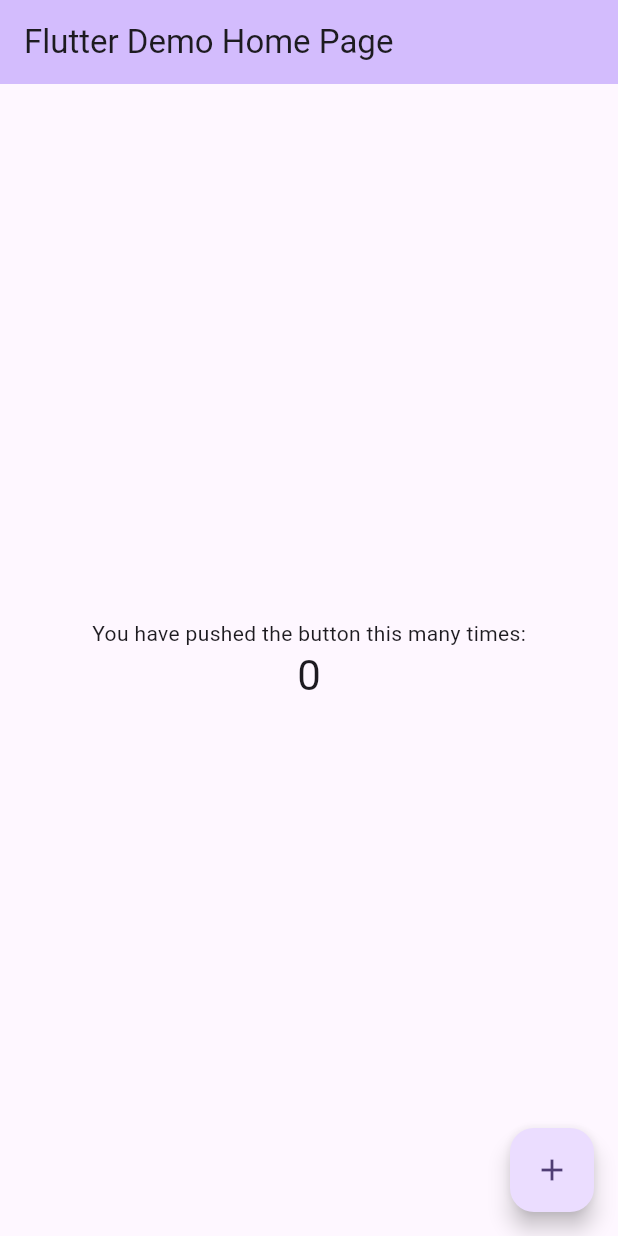
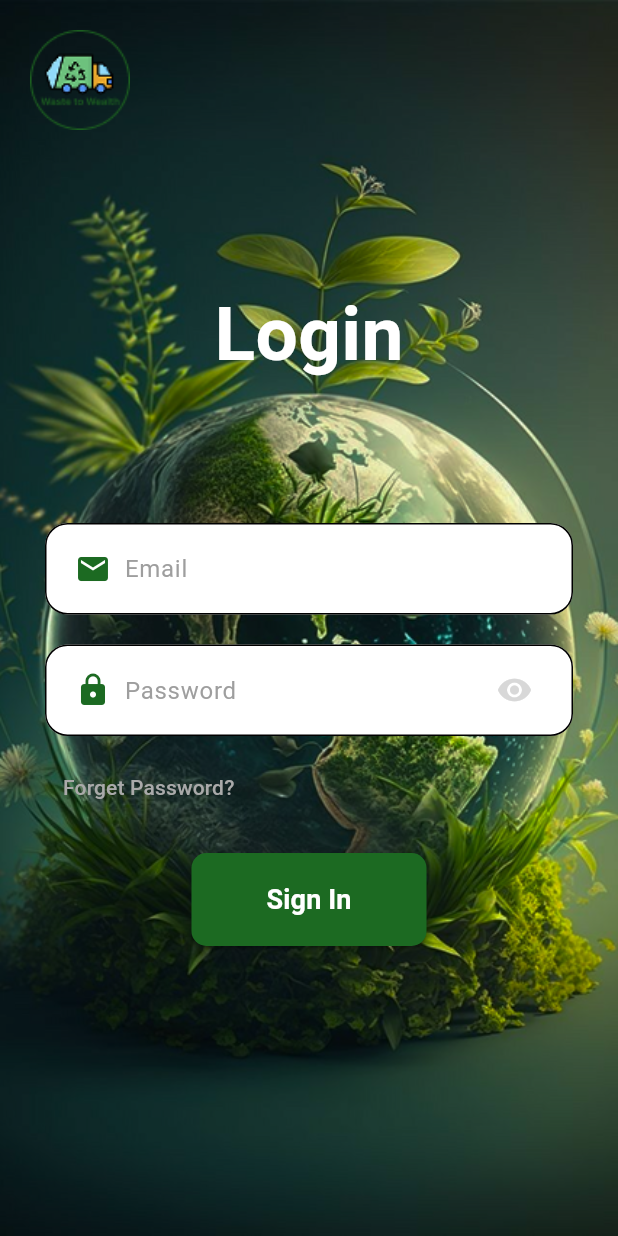
Before and after one commit to mararika69/Bin-Band-Project, a Flutter app: the screen it shows after launch, on a phone screen of 412 x 824 dp. Run offline on Flutter 3.47's test engine with Material 3 defaults, Android fonts, the phone set to English and light mode, and no system bars.

Commit message:
login screen

```diff
--- a/lib/main.dart
+++ b/lib/main.dart
@@ -1,3 +1,4 @@
+import 'package:bin_band_group/screens/login_screen.dart';
 import 'package:flutter/material.dart';
 
 void main() {
@@ -11,112 +12,12 @@ class MyApp extends StatelessWidget {
   @override
   Widget build(BuildContext context) {
     return MaterialApp(
+      debugShowCheckedModeBanner: false,
       title: 'Flutter Demo',
       theme: ThemeData(
-        // This is the theme of your application.
-        //
-        // TRY THIS: Try running your application with "flutter run". You'll see
-        // the application has a purple toolbar. Then, without quitting the app,
-        // try changing the seedColor in the colorScheme below to Colors.green
-        // and then invoke "hot reload" (save your changes or press the "hot
-        // reload" button in a Flutter-supported IDE, or press "r" if you used
-        // the command line to start the app).
-        //
-        // Notice that the counter didn't reset back to zero; the application
-        // state is not lost during the reload. To reset the state, use hot
-        // restart instead.
-        //
-        // This works for code too, not just values: Most code changes can be
-        // tested with just a hot reload.
         colorScheme: ColorScheme.fromSeed(seedColor: Colors.deepPurple),
       ),
-      home: const MyHomePage(title: 'Flutter Demo Home Page'),
+      home: LoginScreen(),
     );
   }
 }
-
-class MyHomePage extends StatefulWidget {
-  const MyHomePage({super.key, required this.title});
-
-  // This widget is the home page of your application. It is stateful, meaning
-  // that it has a State object (defined below) that contains fields that affect
-  // how it looks.
-
-  // This class is the configuration for the state. It holds the values (in this
-  // case the title) provided by the parent (in this case the App widget) and
-  // used by the build method of the State. Fields in a Widget subclass are
-  // always marked "final".
-
-  final String title;
-
-  @override
-  State<MyHomePage> createState() => _MyHomePageState();
-}
-
-class _MyHomePageState extends State<MyHomePage> {
-  int _counter = 0;
-
-  void _incrementCounter() {
-    setState(() {
-      // This call to setState tells the Flutter framework that something has
-      // changed in this State, which causes it to rerun the build method below
-      // so that the display can reflect the updated values. If we changed
-      // _counter without calling setState(), then the build method would not be
-      // called again, and so nothing would appear to happen.
-      _counter++;
-    });
-  }
-
-  @override
-  Widget build(BuildContext context) {
-    // This method is rerun every time setState is called, for instance as done
-    // by the _incrementCounter method above.
-    //
-    // The Flutter framework has been optimized to make rerunning build methods
-    // fast, so that you can just rebuild anything that needs updating rather
-    // than having to individually change instances of widgets.
-    return Scaffold(
-      appBar: AppBar(
-        // TRY THIS: Try changing the color here to a specific color (to
-        // Colors.amber, perhaps?) and trigger a hot reload to see the AppBar
-        // change color while the other colors stay the same.
-        backgroundColor: Theme.of(context).colorScheme.inversePrimary,
-        // Here we take the value from the MyHomePage object that was created by
-        // the App.build method, and use it to set our appbar title.
-        title: Text(widget.title),
-      ),
-      body: Center(
-        // Center is a layout widget. It takes a single child and positions it
-        // in the middle of the parent.
-        child: Column(
-          // Column is also a layout widget. It takes a list of children and
-          // arranges them vertically. By default, it sizes itself to fit its
-          // children horizontally, and tries to be as tall as its parent.
-          //
-          // Column has various properties to control how it sizes itself and
-          // how it positions its children. Here we use mainAxisAlignment to
-          // center the children vertically; the main axis here is the vertical
-          // axis because Columns are vertical (the cross axis would be
-          // horizontal).
-          //
-          // TRY THIS: Invoke "debug painting" (choose the "Toggle Debug Paint"
-          // action in the IDE, or press "p" in the console), to see the
-          // wireframe for each widget.
-          mainAxisAlignment: MainAxisAlignment.center,
-          children: <Widget>[
-            const Text('You have pushed the button this many times:'),
-            Text(
-              '$_counter',
-              style: Theme.of(context).textTheme.headlineMedium,
-            ),
-          ],
-        ),
-      ),
-      floatingActionButton: FloatingActionButton(
-        onPressed: _incrementCounter,
-        tooltip: 'Increment',
-        child: const Icon(Icons.add),
-      ), // This trailing comma makes auto-formatting nicer for build methods.
-    );
-  }
-}
--- /dev/null
+++ b/lib/screens/login_screen.dart
@@ -0,0 +1,236 @@
+import 'package:flutter/material.dart';
+
+class LoginScreen extends StatefulWidget {
+  const LoginScreen({super.key});
+
+  @override
+  State<LoginScreen> createState() => _LoginScreenState();
+}
+
+class _LoginScreenState extends State<LoginScreen> {
+  bool _obscureText = true;
+
+  @override
+  Widget build(BuildContext context) {
+    return Scaffold(
+      body: Container(
+        width: double.infinity,
+        height: double.infinity,
+        decoration: BoxDecoration(
+          image: DecorationImage(
+            image: AssetImage(
+              'assets/images/bgImage.png',
+            ), // Background image path
+            fit: BoxFit.cover,
+          ),
+        ),
+        child: SingleChildScrollView(
+          // padding: const EdgeInsets.symmetric(horizontal: 20, vertical: 60),
+          child: Column(
+            crossAxisAlignment: CrossAxisAlignment.start,
+            children: [
+              // Logo Container
+              Container(
+                // margin: const EdgeInsets.only(top: 10),
+                padding: const EdgeInsets.all(20),
+                decoration: BoxDecoration(
+                  shape: BoxShape.circle,
+                  // color: Colors.white.withOpacity(0.8),
+                ),
+                child: Image.asset(
+                  'assets/icons/logo.png', // Your logo image path
+                  // width: 100,
+                  // height: 100,
+                  scale: 0.9,
+                ),
+              ),
+              const SizedBox(height: 50),
+
+              // Form Container
+              Container(
+                padding: const EdgeInsets.all(30),
+                decoration: BoxDecoration(
+                  // color: Colors.white.withOpacity(0.8),
+                  borderRadius: BorderRadius.circular(15),
+                ),
+                child: Column(
+                  children: [
+                    // Login Text
+                    const Text(
+                      'Login',
+                      style: TextStyle(
+                        fontSize: 50,
+                        color: Color.fromARGB(255, 255, 255, 255),
+                        fontWeight: FontWeight.bold,
+                      ),
+                    ),
+                    const SizedBox(height: 90),
+
+                    // Email TextField
+                    TextField(
+                      decoration: InputDecoration(
+                        prefixIcon: Padding(
+                          padding: const EdgeInsets.only(
+                            left: 20,
+                            right: 5,
+                          ), // Move icon 20px to the left
+                          child: Icon(
+                            Icons.email,
+                            color: Color.fromARGB(255, 28, 106, 34),
+                          ),
+                        ),
+                        filled: true,
+                        fillColor: Colors.white,
+                        hintText: 'Email',
+                        hintStyle: const TextStyle(
+                          color: Colors.grey,
+                          height: 1.8,
+                        ),
+                        border: OutlineInputBorder(
+                          borderRadius: BorderRadius.circular(15),
+                        ),
+                        enabledBorder: OutlineInputBorder(
+                          borderRadius: BorderRadius.circular(15),
+                          borderSide: const BorderSide(
+                            color: Colors.black,
+                          ), // Black border when not focused
+                        ),
+                        focusedBorder: OutlineInputBorder(
+                          borderRadius: BorderRadius.circular(15),
+                          borderSide: const BorderSide(
+                            color: Colors.black,
+                          ), // Black border when focused
+                        ),
+                      ),
+                    ),
+                    const SizedBox(height: 20),
+
+                    // Password TextField
+                    TextField(
+                      obscureText: _obscureText,
+                      decoration: InputDecoration(
+                        prefixIcon: Padding(
+                          padding: const EdgeInsets.only(
+                            left: 20,
+                            right: 5,
+                          ), // Move icon 20px to the left
+                          child: Icon(
+                            Icons.lock,
+                            color: Color.fromARGB(255, 28, 106, 34),
+                          ),
+                        ),
+                        suffixIcon: Padding(
+                          padding: const EdgeInsets.only(right: 15),
+                          child: IconButton(
+                            icon: Icon(
+                              _obscureText
+                                  ? Icons.visibility
+                                  : Icons.visibility_off,
+                              color: const Color.fromARGB(255, 216, 216, 216),
+                            ),
+                            onPressed: () {
+                              setState(() {
+                                _obscureText = !_obscureText;
+                              });
+                            },
+                          ),
+                        ),
+                        filled: true,
+                        fillColor: Colors.white,
+                        hintText: 'Password',
+                        hintStyle: const TextStyle(
+                          color: Colors.grey,
+                          height: 1.8,
+                        ),
+                        border: OutlineInputBorder(
+                          borderRadius: BorderRadius.circular(15),
+                        ),
+                        enabledBorder: OutlineInputBorder(
+                          borderRadius: BorderRadius.circular(15),
+                          borderSide: const BorderSide(
+                            color: Colors.black,
+                          ), // Black border when not focused
+                        ),
+                        focusedBorder: OutlineInputBorder(
+                          borderRadius: BorderRadius.circular(15),
+                          borderSide: const BorderSide(
+                            color: Colors.black,
+                          ), // Black border when focused
+                        ),
+                      ),
+                    ),
+                    const SizedBox(height: 10),
+
+                    // Forgot Password Text
+                    Align(
+                      alignment: Alignment.centerLeft,
+                      child: TextButton(
+                        onPressed: () {},
+                        child: const Text(
+                          'Forget Password?',
+                          style: TextStyle(
+                            color: Color.fromARGB(255, 170, 170, 170),
+                          ),
+                        ),
+                      ),
+                    ),
+                    const SizedBox(height: 20),
+
+                    // Sign In Button
+                    ElevatedButton(
+                      onPressed: () {},
+                      style: ElevatedButton.styleFrom(
+                        backgroundColor: const Color.fromARGB(255, 28, 106, 34),
+                        padding: const EdgeInsets.symmetric(
+                          horizontal: 50,
+                          vertical: 18,
+                        ),
+                        shape: RoundedRectangleBorder(
+                          borderRadius: BorderRadius.circular(10),
+                        ),
+                      ),
+                      child: const Text(
+                        'Sign In',
+                        style: TextStyle(
+                          fontSize: 18,
+                          color: Colors.white,
+                          fontWeight: FontWeight.bold,
+                        ),
+                      ),
+                    ),
+                    const SizedBox(height: 20),
+
+                    // Register Text
+                    Container(
+                      margin: const EdgeInsets.only(top: 170),
+                      child: Row(
+                        mainAxisAlignment: MainAxisAlignment.center,
+                        children: [
+                          const Text(
+                            "Do you have an account?",
+                            style: TextStyle(
+                              color: Color.fromARGB(255, 255, 255, 255),
+                            ),
+                          ),
+                          TextButton(
+                            onPressed: () {},
+                            child: const Text(
+                              'Register',
+                              style: TextStyle(
+                                color: Color.fromARGB(255, 28, 106, 34),
+                              ),
+                            ),
+                          ),
+                        ],
+                      ),
+                    ),
+                  ],
+                ),
+              ),
+            ],
+          ),
+        )
+      ),
+    );
+  }
+}
--- a/pubspec.yaml
+++ b/pubspec.yaml
@@ -58,9 +58,9 @@ flutter:
   uses-material-design: true
 
   # To add assets to your application, add an assets section, like this:
-  # assets:
-  #   - images/a_dot_burr.jpeg
-  #   - images/a_dot_ham.jpeg
+  assets:
+    - assets/images/
+    - assets/icons/
 
   # An image asset can refer to one or more resolution-specific "variants", see
   # https://flutter.dev/to/resolution-aware-images
```
Also changed, not shown: assets/icons/logo.png (added), assets/images/bgImage.png (added).
